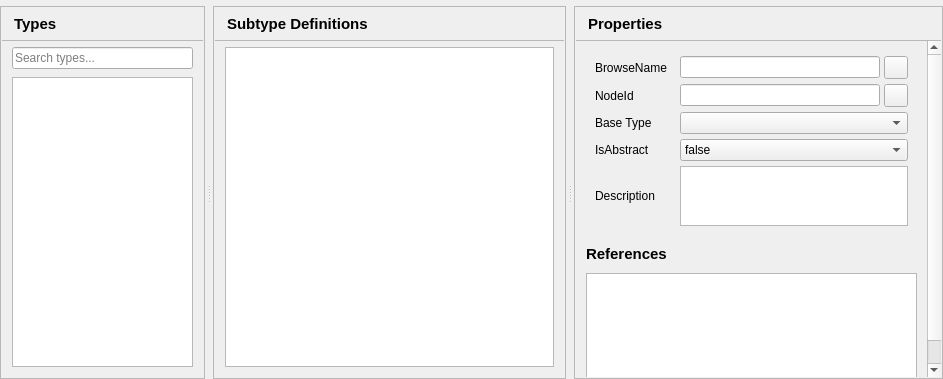
Above: src/ui/pages/typespage.ui from sanny32/OpenUaSim before the change. Below: the same form after it.
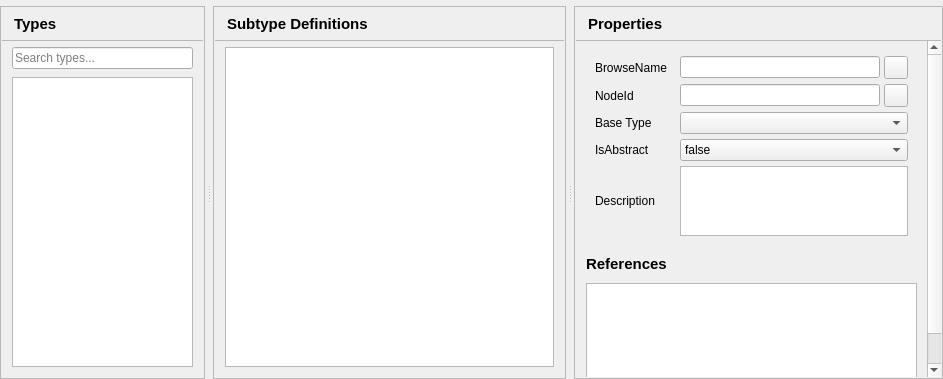
That is the form after the change.

```diff
--- a/src/ui/pages/typespage.ui
+++ b/src/ui/pages/typespage.ui
@@ -524,12 +524,6 @@
               </item>
               <item row="4" column="1">
                <widget class="QPlainTextEdit" name="descriptionEdit">
-                <property name="maximumSize">
-                 <size>
-                  <width>16777215</width>
-                  <height>60</height>
-                 </size>
-                </property>
                 <property name="tabChangesFocus">
                  <bool>true</bool>
                 </property>
```
